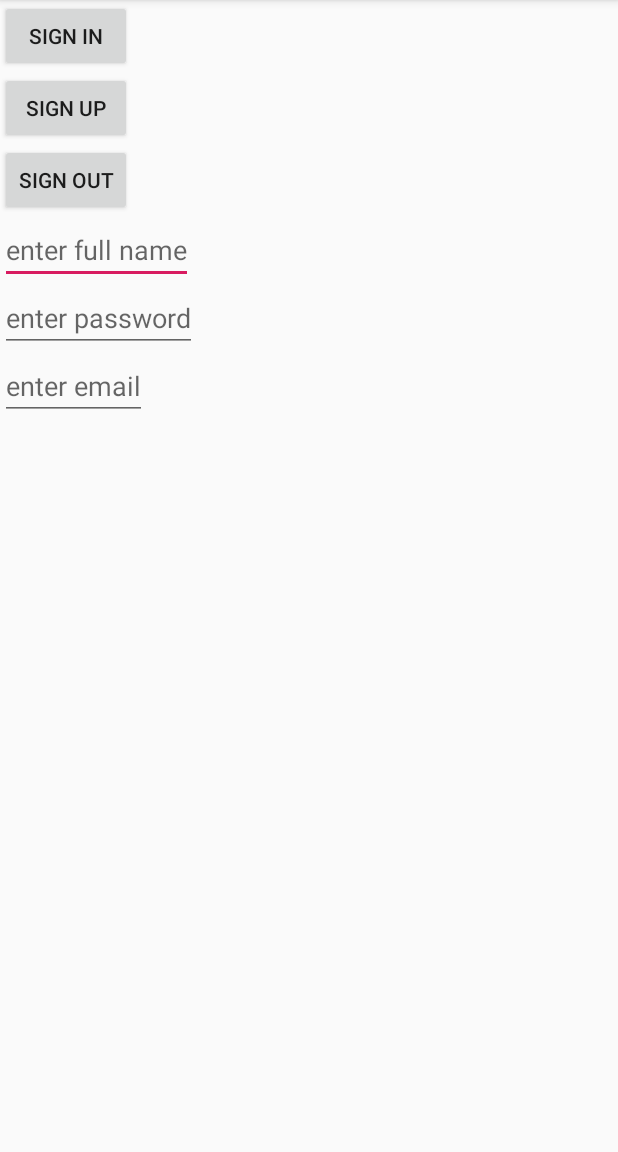
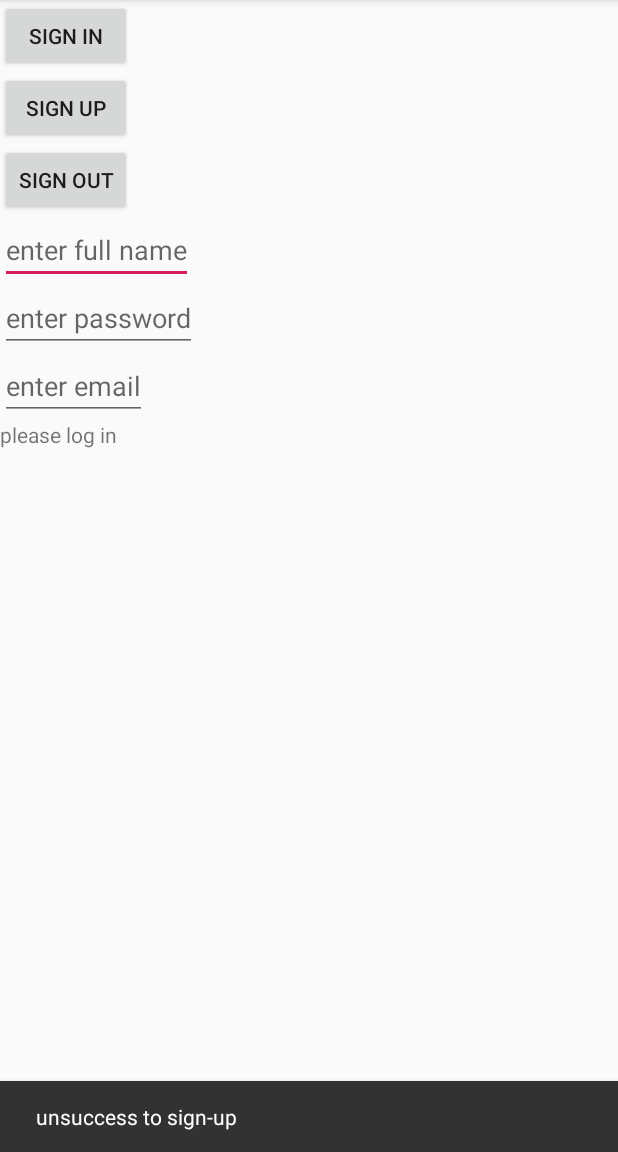
Before and after one commit to YB5/socialParcelDistribution_user, an Android app: the screen it shows after launch (MainActivity), after a tap on "SIGN UP", on a phone screen of 412 x 824 dp, the part 84-1236 px from its top. Run offline under Robolectric (Android 15) with nearby library versions, the phone set to English and light mode, and no system bars; our stand-ins replace Firebase (no records; nobody signed in at launch, a user with empty details on screens opened directly); 1 other tap on this screen came first.

```diff
--- a/app/src/main/java/com/example/socialparceldistribution_user/MainActivity.java
+++ b/app/src/main/java/com/example/socialparceldistribution_user/MainActivity.java
@@ -2,63 +2,119 @@ package com.example.socialparceldistribution_user;
 
 import androidx.annotation.NonNull;
 import androidx.appcompat.app.AppCompatActivity;
+import androidx.coordinatorlayout.widget.CoordinatorLayout;
 
 import android.os.Bundle;
 import android.view.View;
 import android.widget.Button;
 import android.widget.EditText;
+import android.widget.LinearLayout;
+import android.widget.TextView;
+import android.widget.Toast;
 
 import com.google.android.gms.tasks.OnCompleteListener;
 import com.google.android.gms.tasks.Task;
+import com.google.android.material.snackbar.BaseTransientBottomBar;
 import com.google.android.material.snackbar.Snackbar;
 import com.google.firebase.auth.AuthResult;
 import com.google.firebase.auth.FirebaseAuth;
+import com.google.firebase.auth.FirebaseUser;
+import com.google.firebase.auth.UserProfileChangeRequest;
 
 public class MainActivity extends AppCompatActivity {
 
     private FirebaseAuth firebaseAuth;
+    private FirebaseAuth.AuthStateListener authStateListener;
     private EditText fullNameEt;
     private EditText passwordEt;
     private EditText emailEt;
     private Button signIn_bt;
     private Button signOut_bt;
     private Button signUp_bt;
+    private String fullName;
 
     @Override
     protected void onCreate(Bundle savedInstanceState) {
         super.onCreate(savedInstanceState);
-        setContentView(R.layout.activity_main)  ;
+        setContentView(R.layout.activity_main);
 
         firebaseAuth = FirebaseAuth.getInstance();
-        fullNameEt= findViewById(R.id.et_full_name);
-        passwordEt= findViewById(R.id.et_password);
-        emailEt= findViewById(R.id.et_email);
-        signIn_bt= findViewById(R.id.bt_sign_in);
-        signOut_bt= findViewById(R.id.bt_sign_out);
-        signUp_bt=findViewById(R.id.bt_sign_up);
+        fullNameEt = findViewById(R.id.et_full_name);
+        passwordEt = findViewById(R.id.et_password);
+        emailEt = findViewById(R.id.et_email);
+        signIn_bt = findViewById(R.id.bt_sign_in);
+        signOut_bt = findViewById(R.id.bt_sign_out);
+        signUp_bt = findViewById(R.id.bt_sign_up);
+        final LinearLayout linearLayout = findViewById(R.id.linearLayout);
 
         signUp_bt.setOnClickListener(new View.OnClickListener() {
             @Override
             public void onClick(View v) {
-                String fullName= fullNameEt.getText().toString();
-                String password= passwordEt.getText().toString();
-                String email =emailEt.getText().toString();
-                firebaseAuth.createUserWithEmailAndPassword(email,password).addOnCompleteListener(new OnCompleteListener<AuthResult>() {
+                fullName = fullNameEt.getText().toString();
+                String password = passwordEt.getText().toString();
+                String email = emailEt.getText().toString();
+                firebaseAuth.createUserWithEmailAndPassword(email, password).addOnCompleteListener(new OnCompleteListener<AuthResult>() {
                     @Override
                     public void onComplete(@NonNull Task<AuthResult> task) {
-                        Snackbar
+                        if (task.isSuccessful()) {
+                            Snackbar.make(linearLayout, "success sign-up", Snackbar.LENGTH_LONG).show();
+                        } else {
+                            Snackbar.make(linearLayout, "unsuccess to sign-up", Snackbar.LENGTH_LONG).show();
+                        }
                     }
                 });
-
             }
         });
 
+        signIn_bt.setOnClickListener(new View.OnClickListener() {
+            @Override
+            public void onClick(View v) {
+                String password = passwordEt.getText().toString();
+                String email = emailEt.getText().toString();
+                firebaseAuth.signInWithEmailAndPassword(email, password).addOnCompleteListener(new OnCompleteListener<AuthResult>() {
+                    @Override
+                    public void onComplete(@NonNull Task<AuthResult> task) {
+                        if (task.isSuccessful()) {
+                            Snackbar.make(linearLayout, "Wwlcome", Snackbar.LENGTH_LONG).show();
+                        } else {
+                            Snackbar.make(linearLayout, "unsuccess to sign-in", Snackbar.LENGTH_LONG).show();
 
+                        }
+                    }
+                });
+            }
+        });
 
+        authStateListener = new FirebaseAuth.AuthStateListener() {
+            @Override
+            public void onAuthStateChanged(@NonNull FirebaseAuth firebaseAuth) {
+                TextView userTv = findViewById(R.id.user_tv);
+                final FirebaseUser user = firebaseAuth.getCurrentUser();
+                if (user != null) {//sign up or sign in
+                    if (!fullName.isEmpty()) { //sign up - update profile with full name
 
+                        user.updateProfile(new UserProfileChangeRequest.Builder().setDisplayName(fullName).build()).addOnCompleteListener(new OnCompleteListener<Void>() {
+                            @Override
+                            public void onComplete(@NonNull Task<Void> task) {
+                                fullName = null;
+                                if (task.isSuccessful())
+                                    Snackbar.make(linearLayout, user.getDisplayName() + " Welcome!!!", Snackbar.LENGTH_SHORT).show();
+                            }
+                        });
+                    }
 
+                    userTv.setText(user.getDisplayName() + " logged in");
+                } else {
+                    userTv.setText("please log in");
 
+                }
+            }
+        };
     }
 
-
+    @Override
+    protected void onStart() {
+        super.onStart();
+        firebaseAuth.addAuthStateListener(authStateListener);
+    }
 }
--- a/app/src/main/res/layout/activity_main.xml
+++ b/app/src/main/res/layout/activity_main.xml
@@ -3,6 +3,7 @@
     android:layout_height="match_parent"
     android:layout_width="match_parent"
     android:orientation="vertical"
+    android:id="@+id/linearLayout"
     xmlns:android="http://schemas.android.com/apk/res/android">
 
     <Button
@@ -43,6 +44,12 @@
         android:inputType="textWebEmailAddress"
         android:id="@+id/et_email"/>
 
+    <TextView
+        android:layout_width="wrap_content"
+        android:layout_height="wrap_content"
+        android:text="current user"
+        android:id="@+id/user_tv"/>
+
 
 
 
```
